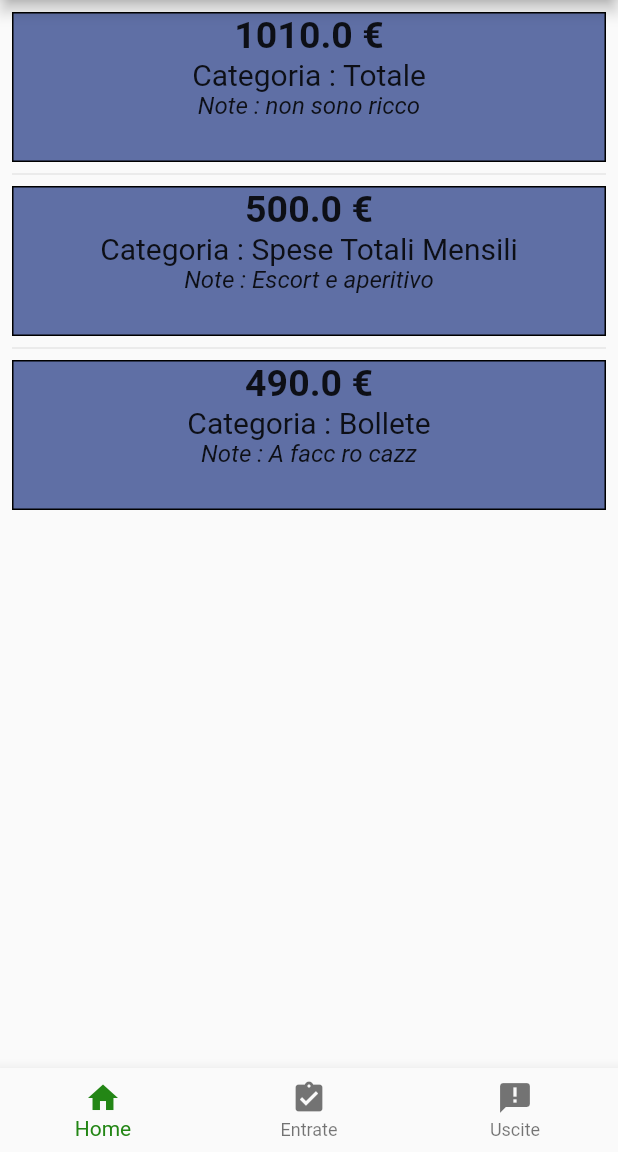
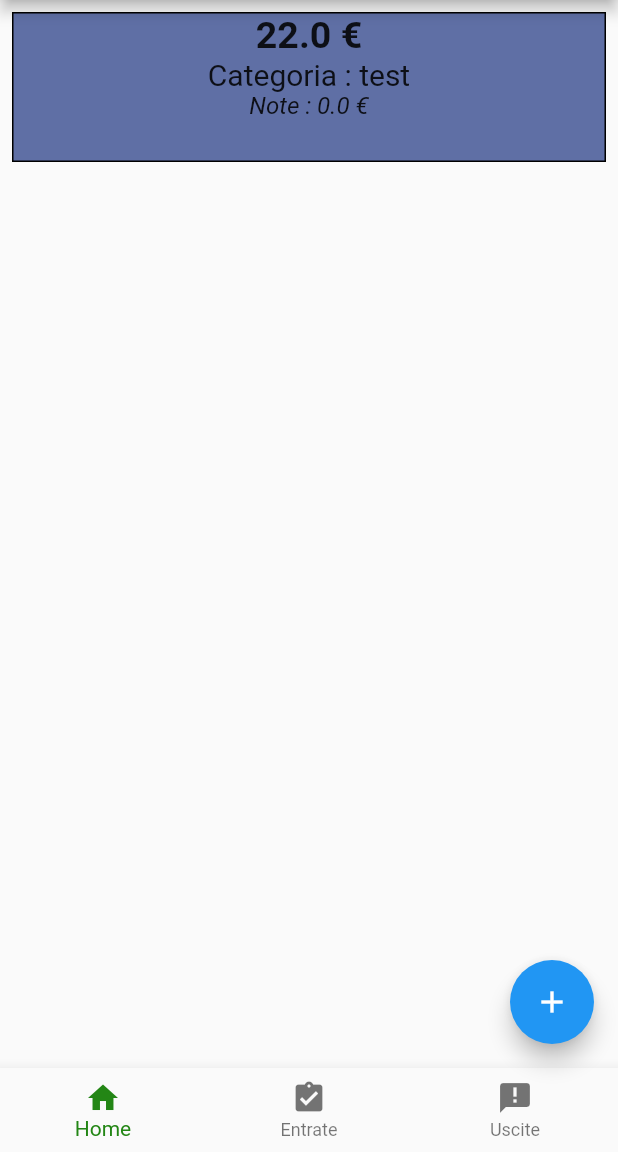
Before and after one commit to AurelMalaj/CakeMoney, a Flutter app: the screen it shows after launch, on a phone screen of 412 x 824 dp, the part 84-1236 px from its top. Run offline on Flutter 3.47's test engine with Material 2 defaults, Android fonts, the phone set to English and light mode, and no system bars.

Commit message:
fix home e provider in entrance

```diff
--- /dev/null
+++ b/docs/noteAlex.txt
@@ -0,0 +1,4 @@
+TO DO 11/03 :
+Ristrutturare Home con totali e totali per categoria?
+Creare Dei metodi in Wallet che restituiscano solo quei movement che: sono Entrate - Sono Costi/Uscite - Un lista con le somme per categorie
+Definire le categorie e "prenderle nella schermata Add" - Categorie con mappa Key-Value che indica se sono entrare o uscite
--- a/lib/screens/entrance.dart
+++ b/lib/screens/entrance.dart
@@ -1,6 +1,9 @@
 import 'package:flutter/material.dart';
 import 'package:cakemoney/model/movement.dart';
 import 'package:cakemoney/widgets/ScreenAddNewMovement/navbar.dart';
+import 'package:provider/provider.dart';
+
+import '../model/wallet.dart';
 
 class Entrance extends StatefulWidget {
   const Entrance({Key? key, required this.title}) : super(key: key);
@@ -13,15 +16,11 @@ class Entrance extends StatefulWidget {
 class _EntranceState extends State<Entrance> {
   int _index = 0;
   // MockTest per display info in ListView
-  final List<Movement> mockMovement = <Movement>[
-    Movement(value: 25.00, category: "Paghetta", note: "Paghetta settimnale"),
-    Movement(value: 1200.00, category: "Stipendio", note: "Stipendio Marzo"),
-    Movement(
-        value: 10, category: "Altre entrate", note: "Debito amico per regalo"),
-  ];
+  // final List<Movement> mockMovement = Wallet.movements;
 
   @override
   Widget build(BuildContext context) {
+    //mockMovement.add(Provider.of<Wallet>(context).movements)
     return Scaffold(
         appBar: AppBar(
           title: Text(widget.title),
@@ -30,7 +29,7 @@ class _EntranceState extends State<Entrance> {
         ),
         body: ListView.separated(
           padding: const EdgeInsets.all(8),
-          itemCount: mockMovement.length,
+          itemCount: Provider.of<Wallet>(context).movements.length,
           itemBuilder: (BuildContext context, int index) {
             return Container(
               height: 100,
@@ -42,16 +41,16 @@ class _EntranceState extends State<Entrance> {
                 child: Column(
                   children: [
                     Text(
-                      '${mockMovement[index].value} €',
+                      '${Provider.of<Wallet>(context).movements[index].value} €',
                       style:
                           TextStyle(fontWeight: FontWeight.bold, fontSize: 25),
                     ),
                     Text(
-                      'Categoria : ${mockMovement[index].category}',
+                      'Categoria : ${Provider.of<Wallet>(context).movements[index].category}',
                       style: TextStyle(fontSize: 20),
                     ),
                     Text(
-                      'Note : ${mockMovement[index].note}',
+                      'Note : ${Provider.of<Wallet>(context).movements[index].note}',
                       style:
                           TextStyle(fontStyle: FontStyle.italic, fontSize: 16),
                     )
--- a/lib/screens/home.dart
+++ b/lib/screens/home.dart
@@ -4,6 +4,7 @@ import 'package:cakemoney/model/movement.dart';
 import 'package:cakemoney/model/wallet.dart';
 import 'package:flutter/material.dart';
 import 'package:cakemoney/widgets/ScreenAddNewMovement/navbar.dart';
+import 'package:provider/provider.dart';
 
 class MyHomePage extends StatefulWidget {
   const MyHomePage({Key? key}) : super(key: key);
@@ -18,11 +19,7 @@ class _MyHomePageState extends State<MyHomePage> {
   int _index = 0;
 
   final List<Movement> mockMovement = <Movement>[
-    Movement(value: 1010.00, category: "Totale", note: "non sono ricco"),
-    Movement(
-        value: 500.00, category: "Spese Totali Mensili", note: "Escort e aperitivo"),
-    Movement(
-        value: 490.00, category: "Bollete", note: "A facc ro cazz"),
+    Movement(value: 22, category: "test")
   ];
 
   @override
@@ -57,7 +54,7 @@ class _MyHomePageState extends State<MyHomePage> {
                       style: TextStyle(fontSize: 20),
                     ),
                     Text(
-                      'Note : ${mockMovement[index].note}',
+                      'Note : ${(Provider.of<Wallet>(context, listen: true).sum())} €',
                       style:
                           TextStyle(fontStyle: FontStyle.italic, fontSize: 16),
                     )
@@ -69,6 +66,15 @@ class _MyHomePageState extends State<MyHomePage> {
           separatorBuilder: (BuildContext context, int index) =>
               const Divider(),
         ),
+        floatingActionButton: FloatingActionButton(
+          onPressed: (() {
+            Navigator.push(
+              context,
+              MaterialPageRoute(builder: (context) => const AddNewMovement()),
+            );
+          }),
+          child: const Icon(Icons.add),
+        ),
         bottomNavigationBar: Navbar(
           onTap: ((index) {
             setState(() {
```
